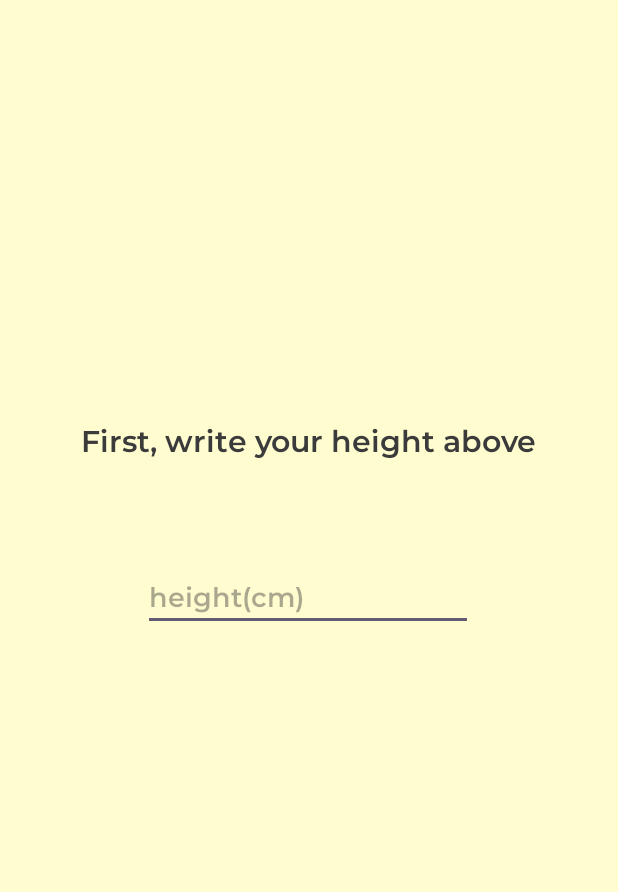
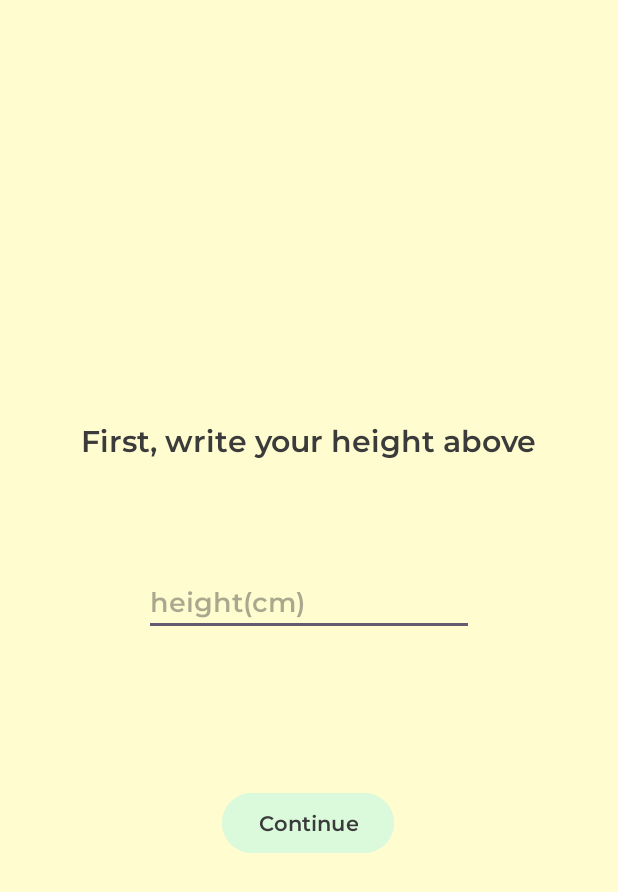
Before and after one commit to 1mpr1me/FinalProject, an Android app: the Wlc2Activity screen opened directly, with no data from a screen before it, on a phone screen of 412 x 824 dp. Shown: the top 892 px of the screen. Run offline under Robolectric (Android 15) with nearby library versions, the phone set to English and light mode, and no system bars; our stand-ins replace Firebase (no records; nobody signed in at launch, a user with empty details on screens opened directly).

Commit message:
welcome tab has been created

```diff
--- a/app/build.gradle
+++ b/app/build.gradle
@@ -2,6 +2,9 @@ plugins {
     alias(libs.plugins.android.application)
     alias(libs.plugins.google.gms.google.services)
 }
+
+apply plugin: 'com.android.application'
+apply plugin: 'com.google.gms.google-services' // Add this line
 
 android {
     namespace 'ru.myitschool.finalproject'
@@ -31,7 +34,7 @@ android {
 }
 
 dependencies {
-
+    implementation 'com.google.firebase:firebase-database:21.0.0'
     implementation libs.appcompat
     implementation libs.material
     implementation libs.activity
--- a/app/src/main/java/ru/myitschool/finalproject/Wlc2Activity.java
+++ b/app/src/main/java/ru/myitschool/finalproject/Wlc2Activity.java
@@ -1,6 +1,11 @@
 package ru.myitschool.finalproject;
 
+import android.content.Intent;
 import android.os.Bundle;
+import android.view.View;
+import android.widget.Button;
+import android.widget.EditText;
+import android.widget.Toast;
 
 import androidx.activity.EdgeToEdge;
 import androidx.appcompat.app.AppCompatActivity;
@@ -8,7 +13,15 @@ import androidx.core.graphics.Insets;
 import androidx.core.view.ViewCompat;
 import androidx.core.view.WindowInsetsCompat;
 
+import com.google.firebase.auth.FirebaseAuth;
+import com.google.firebase.database.DatabaseReference;
+import com.google.firebase.database.FirebaseDatabase;
+
 public class Wlc2Activity extends AppCompatActivity {
+
+    EditText H;
+    FirebaseAuth mAuth;
+    Button Cnt;
 
     @Override
     protected void onCreate(Bundle savedInstanceState) {
@@ -20,5 +33,41 @@ public class Wlc2Activity extends AppCompatActivity {
             v.setPadding(systemBars.left, systemBars.top, systemBars.right, systemBars.bottom);
             return insets;
         });
+
+        Cnt = findViewById(R.id.continue2);
+        mAuth = FirebaseAuth.getInstance();
+        H = findViewById(R.id.height);
+
+        Cnt.setOnClickListener(new View.OnClickListener() {
+            @Override
+            public void onClick(View v) {
+                // Get the height from the EditText
+                String height = H.getText().toString();
+
+                // Validate the height input
+                if (height.isEmpty()) {
+                    Toast.makeText(Wlc2Activity.this, "Please enter your height.", Toast.LENGTH_SHORT).show();
+                    return; // Don't proceed if height is empty
+                }
+
+                // Attaching database
+                String userId = mAuth.getCurrentUser().getUid();
+                FirebaseDatabase database = FirebaseDatabase.getInstance();
+                DatabaseReference userRef = database.getReference("users").child(userId);
+
+                // Store the height as a String
+                userRef.child("height").setValue(height)
+                        .addOnSuccessListener(aVoid -> {
+                            Toast.makeText(Wlc2Activity.this, "Height saved successfully!", Toast.LENGTH_LONG).show();
+                            Intent i = new Intent(getApplicationContext(), Wlc3Activity.class);
+                            startActivity(i);
+                            finish(); // Close the current activity after data is saved
+                        })
+                        .addOnFailureListener(e -> {
+                            Toast.makeText(Wlc2Activity.this, "Failed to save height.", Toast.LENGTH_LONG).show();
+                        });
+            }
+        });
+
     }
 }
--- a/app/src/main/res/layout/activity_wlc2.xml
+++ b/app/src/main/res/layout/activity_wlc2.xml
@@ -9,21 +9,19 @@
     tools:context=".Wlc2Activity">
 
     <EditText
-        android:id="@+id/editTextText"
+        android:id="@+id/height"
         android:layout_width="wrap_content"
         android:layout_height="wrap_content"
+        android:layout_marginTop="72dp"
         android:ems="10"
+        android:fontFamily="@font/montserrat"
+        android:hint="height(cm)"
         android:inputType="text"
-        android:fontFamily="@font/montserrat"
+        android:text=""
         android:textColor="@color/charcoal"
-        android:text=""
-        android:hint="height(cm)"
-        app:layout_constraintBottom_toBottomOf="parent"
         app:layout_constraintEnd_toEndOf="parent"
-        app:layout_constraintHorizontal_bias="0.497"
         app:layout_constraintStart_toStartOf="parent"
-        app:layout_constraintTop_toBottomOf="@+id/textView4"
-        app:layout_constraintVertical_bias="0.145" />
+        app:layout_constraintTop_toBottomOf="@+id/textView4" />
 
     <TextView
         android:id="@+id/textView4"
@@ -38,4 +36,21 @@
         app:layout_constraintHorizontal_bias="0.497"
         app:layout_constraintStart_toStartOf="parent"
         app:layout_constraintTop_toTopOf="parent" />
+
+    <Button
+        android:id="@+id/continue2"
+        android:layout_width="wrap_content"
+        android:layout_height="wrap_content"
+        android:layout_marginTop="60dp"
+        android:backgroundTint="@color/pale_mint"
+        android:fontFamily="@font/montserrat"
+        android:text="Continue"
+        android:textColor="@color/charcoal"
+        app:layout_constraintBottom_toBottomOf="parent"
+        app:layout_constraintEnd_toEndOf="parent"
+        app:layout_constraintHorizontal_bias="0.498"
+        app:layout_constraintStart_toStartOf="parent"
+        app:layout_constraintTop_toBottomOf="@+id/height"
+        app:layout_constraintVertical_bias="0.14" />
+
 </androidx.constraintlayout.widget.ConstraintLayout>
```
Also changed, not shown: app/src/main/AndroidManifest.xml (+7 -4 lines), app/src/main/java/ru/myitschool/finalproject/Wlc3Activity.java (added, +24 -0 lines), app/src/main/res/layout/activity_wlc3.xml (added, +10 -0 lines).
